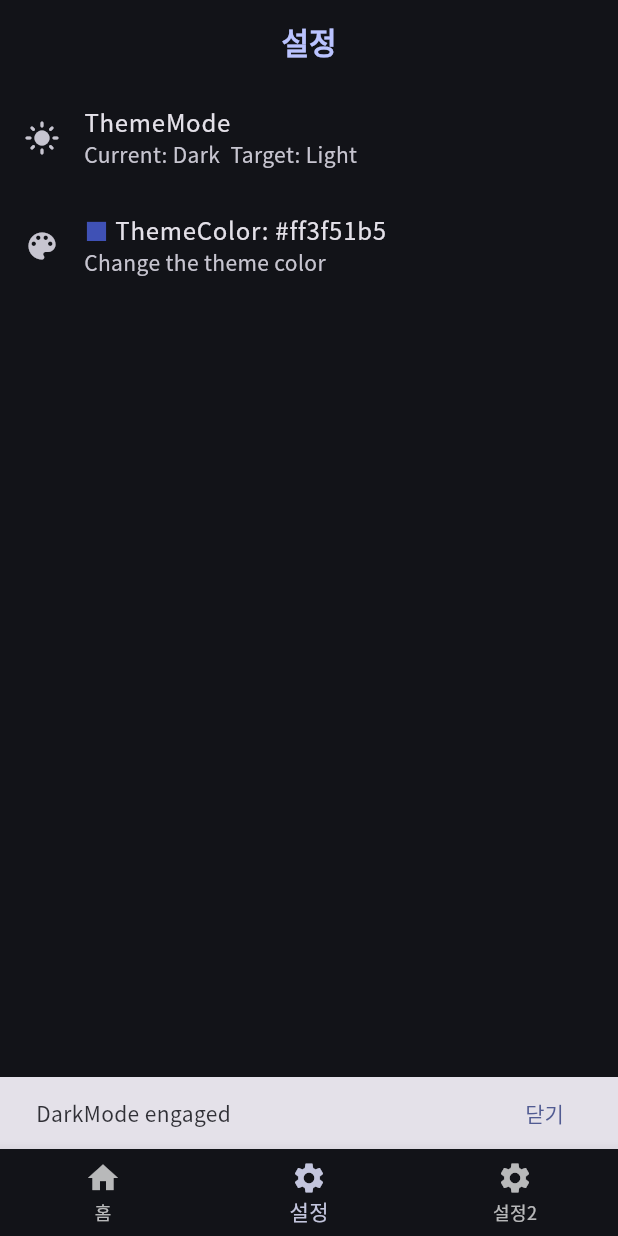
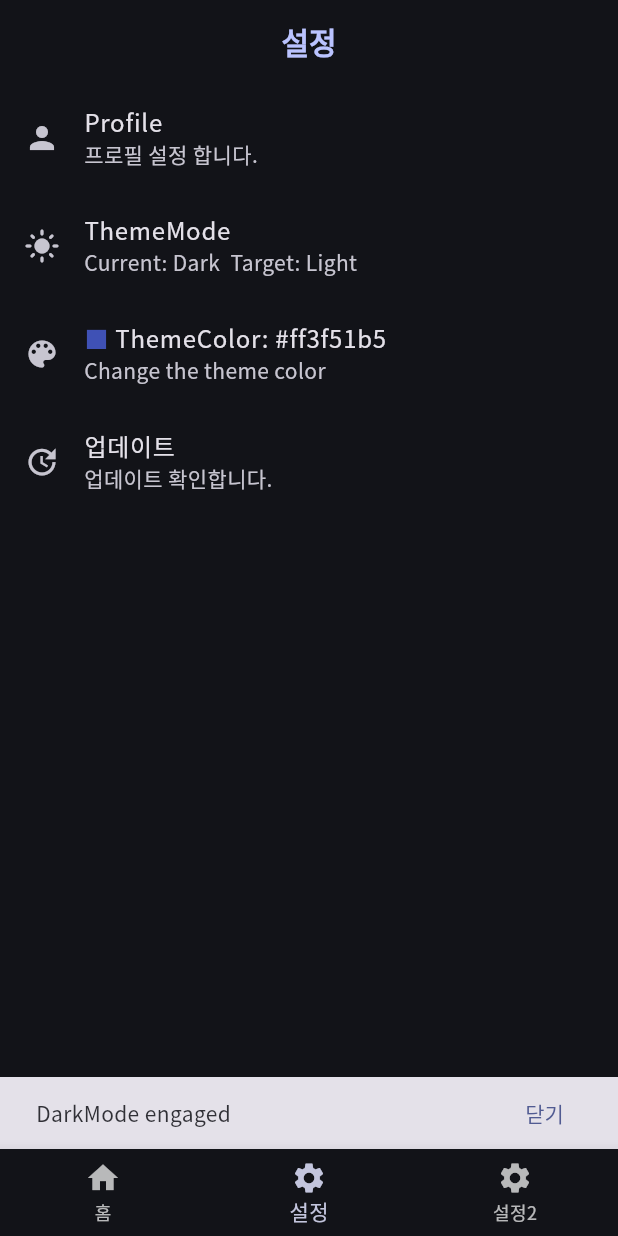
Before and after one commit to freebird920/inghub_pomo, a Flutter app: the screen it shows after launch, item 2 of the bottom bar chosen, after a tap on "ThemeMode", on a phone screen of 412 x 824 dp. Run offline on Flutter 3.47's test engine with Material 3 defaults, Android fonts, the phone set to English and light mode, and no system bars; our stand-ins replace flutter_colorpicker, go_router, shared_preferences.

Commit message:
Enhance settings page with new components and improve route management

```diff
--- a/lib/app/layout.dart
+++ b/lib/app/layout.dart
@@ -26,6 +26,7 @@ class RootLayout extends StatelessWidget {
         return Builder(
           builder: (context) {
             return MaterialApp.router(
+              debugShowCheckedModeBanner: false,
               scaffoldMessengerKey: scaffoldMessengerKey,
               theme: ThemeData(
                 fontFamily: "NotoSansKR",
--- a/lib/app/routes.dart
+++ b/lib/app/routes.dart
@@ -16,6 +16,12 @@ final List<IngRoute> ingRoutes = [
     pathName: "설정",
     builder: (context, state) => const SettingsPage(),
     icon: const Icon(Icons.settings),
+    routes: <RouteBase>[
+      GoRoute(
+        path: "profiles",
+        builder: (context, state) => const SettingsPage(),
+      )
+    ],
   ),
   IngRoute(
     path: "/settings2",
@@ -30,6 +36,7 @@ final List<RouteBase> _routes = ingRoutes
       (element) => GoRoute(
         path: element.path,
         builder: element.builder,
+        routes: element.routes ?? [],
       ),
     )
     .toList();
--- /dev/null
+++ b/lib/app/settings/components/list_tile_color_picker.dart
@@ -0,0 +1,48 @@
+import 'package:flutter/material.dart';
+import 'package:inghub_pomo/components/comp_modal_color_picker.dart';
+import 'package:inghub_pomo/providers/preference_provider.dart';
+import 'package:provider/provider.dart';
+
+class ListTileColorPicker extends StatefulWidget {
+  const ListTileColorPicker({
+    super.key,
+  });
+
+  @override
+  State<ListTileColorPicker> createState() => _ListTileColorPickerState();
+}
+
+class _ListTileColorPickerState extends State<ListTileColorPicker> {
+  late PreferenceProvider preferenceProvider;
+  late Color pickerColor;
+  @override
+  void didChangeDependencies() {
+    super.didChangeDependencies();
+    preferenceProvider = Provider.of<PreferenceProvider>(context);
+    pickerColor = Color(
+        preferenceProvider.getPrefInt("theme_color") ?? Colors.indigo.value);
+  }
+
+  @override
+  Widget build(BuildContext context) {
+    return ListTile(
+      leading: const Icon(Icons.color_lens),
+      title: Row(
+        mainAxisAlignment: MainAxisAlignment.start,
+        crossAxisAlignment: CrossAxisAlignment.center,
+        children: [
+          Text(
+            "■",
+            style: TextStyle(color: pickerColor),
+          ),
+          const Text(" ThemeColor: "),
+          Text('#${pickerColor.value.toRadixString(16)}'),
+        ],
+      ),
+      subtitle: const Text("Change the theme color"),
+      onTap: () {
+        openThemeColorSeedPicker(context: context);
+      },
+    );
+  }
+}
--- a/lib/app/settings/components/list_tile_dark_mode.dart
+++ b/lib/app/settings/components/list_tile_dark_mode.dart
@@ -29,12 +29,17 @@ class ListTileDarkMode extends StatelessWidget {
         final Result<bool> result = await preferenceProvider.setPrefBool(
             key: "theme_dark_mode", value: !isDark);
         if (result.isError) {
-          openCompSnackBar(message: result.error.toString());
+          openCompSnackBar(
+            message: result.error.toString(),
+            duration: const Duration(milliseconds: 500),
+          );
           return;
         }
         if (result.isSuccess && result.data == true) {
           openCompSnackBar(
-              message: isDark ? "LightMode engaged" : "DarkMode engaged");
+            message: isDark ? "LightMode engaged" : "DarkMode engaged",
+            duration: const Duration(milliseconds: 500),
+          );
         }
       },
     );
--- /dev/null
+++ b/lib/app/settings/components/list_tile_set_profile.dart
@@ -0,0 +1,20 @@
+import 'package:flutter/material.dart';
+import 'package:go_router/go_router.dart';
+
+class ListTileSetProfile extends StatelessWidget {
+  const ListTileSetProfile({
+    super.key,
+  });
+
+  @override
+  Widget build(BuildContext context) {
+    return ListTile(
+      leading: const Icon(Icons.person),
+      title: const Text("Profile"),
+      subtitle: const Text("프로필 설정 합니다."),
+      onTap: () {
+        GoRouter.of(context).push("/settings/profiles");
+      },
+    );
+  }
+}
--- /dev/null
+++ b/lib/app/settings/components/list_tile_update_check.dart
@@ -0,0 +1,17 @@
+import 'package:flutter/material.dart';
+
+class ListTileUpdateCheck extends StatelessWidget {
+  const ListTileUpdateCheck({
+    super.key,
+  });
+
+  @override
+  Widget build(BuildContext context) {
+    return ListTile(
+      leading: const Icon(Icons.update),
+      title: const Text("업데이트"),
+      subtitle: const Text("업데이트 확인합니다."),
+      onTap: () {},
+    );
+  }
+}
--- a/lib/app/settings/page.dart
+++ b/lib/app/settings/page.dart
@@ -1,9 +1,14 @@
+// import material
 import 'package:flutter/material.dart';
+
+// import components
+import 'package:inghub_pomo/components/comp_navbar.dart';
+
+// import local components
+import 'package:inghub_pomo/app/settings/components/list_tile_set_profile.dart';
+import 'package:inghub_pomo/app/settings/components/list_tile_update_check.dart';
+import 'package:inghub_pomo/app/settings/components/list_tile_color_picker.dart';
 import 'package:inghub_pomo/app/settings/components/list_tile_dark_mode.dart';
-import 'package:inghub_pomo/components/comp_modal_color_picker.dart';
-import 'package:inghub_pomo/components/comp_navbar.dart';
-import 'package:inghub_pomo/providers/preference_provider.dart';
-import 'package:provider/provider.dart';
 
 class SettingsPage extends StatelessWidget {
   const SettingsPage({super.key});
@@ -18,8 +23,10 @@ class SettingsPage extends StatelessWidget {
       body: Center(
         child: ListView(
           children: const [
+            ListTileSetProfile(),
             ListTileDarkMode(),
             ListTileColorPicker(),
+            ListTileUpdateCheck(),
           ],
         ),
       ),
@@ -27,47 +34,3 @@ class SettingsPage extends StatelessWidget {
     );
   }
 }
-
-class ListTileColorPicker extends StatefulWidget {
-  const ListTileColorPicker({
-    super.key,
-  });
-
-  @override
-  State<ListTileColorPicker> createState() => _ListTileColorPickerState();
-}
-
-class _ListTileColorPickerState extends State<ListTileColorPicker> {
-  late PreferenceProvider preferenceProvider;
-  late Color pickerColor;
-  @override
-  void didChangeDependencies() {
-    super.didChangeDependencies();
-    preferenceProvider = Provider.of<PreferenceProvider>(context);
-    pickerColor = Color(
-        preferenceProvider.getPrefInt("theme_color") ?? Colors.indigo.value);
-  }
-
-  @override
-  Widget build(BuildContext context) {
-    return ListTile(
-      leading: const Icon(Icons.color_lens),
-      title: Row(
-        mainAxisAlignment: MainAxisAlignment.start,
-        crossAxisAlignment: CrossAxisAlignment.center,
-        children: [
-          Text(
-            "■",
-            style: TextStyle(color: pickerColor),
-          ),
-          const Text(" ThemeColor: "),
-          Text('#${pickerColor.value.toRadixString(16)}'),
-        ],
-      ),
-      subtitle: const Text("Change the theme color"),
-      onTap: () {
-        openThemeColorSeedPicker(context: context);
-      },
-    );
-  }
-}
--- a/lib/classes/ing_route_class.dart
+++ b/lib/classes/ing_route_class.dart
@@ -6,10 +6,12 @@ class IngRoute {
   final String? pathName;
   final Widget Function(BuildContext, GoRouterState)? builder;
   final Icon icon;
+  final List<RouteBase>? routes;
   const IngRoute({
     required this.path,
-    this.pathName,
     required this.builder,
     required this.icon,
+    this.pathName,
+    this.routes,
   });
 }
```
Also changed, not shown: 1 other file.
